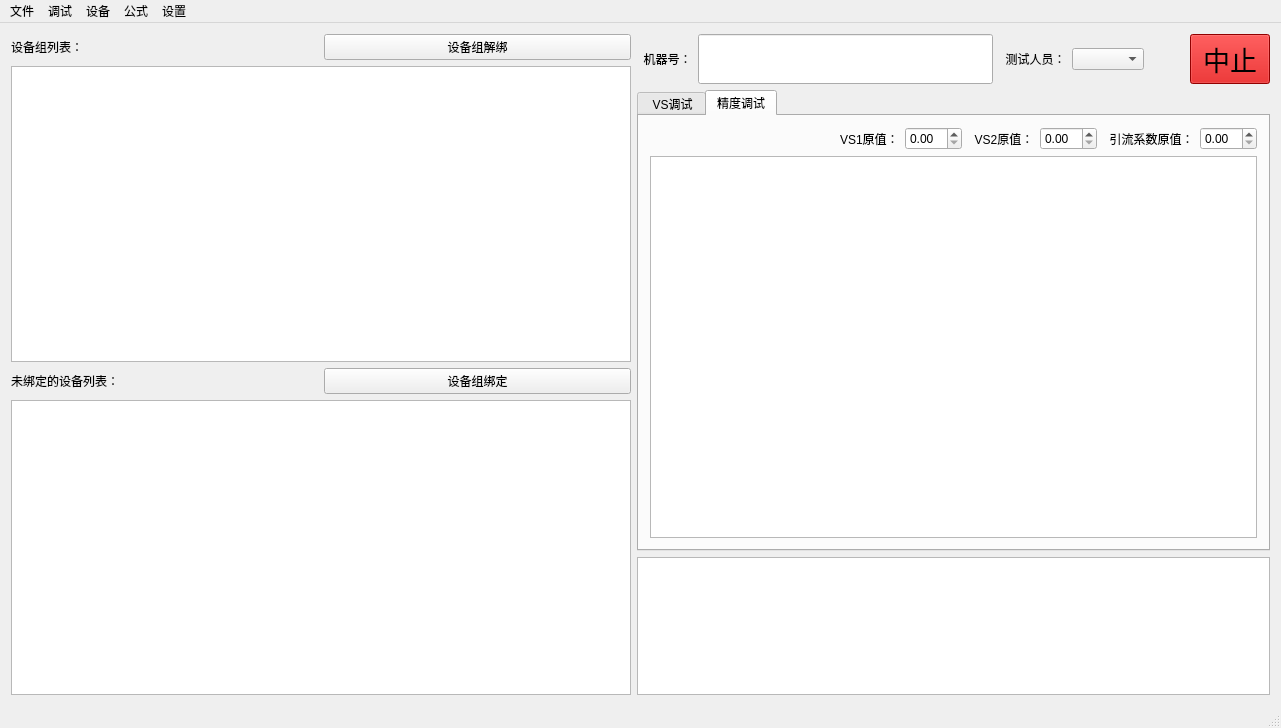
The window that mainwindow.ui (hooray1998/PCSoftware) describes before a commit, drawn with Qt 5.
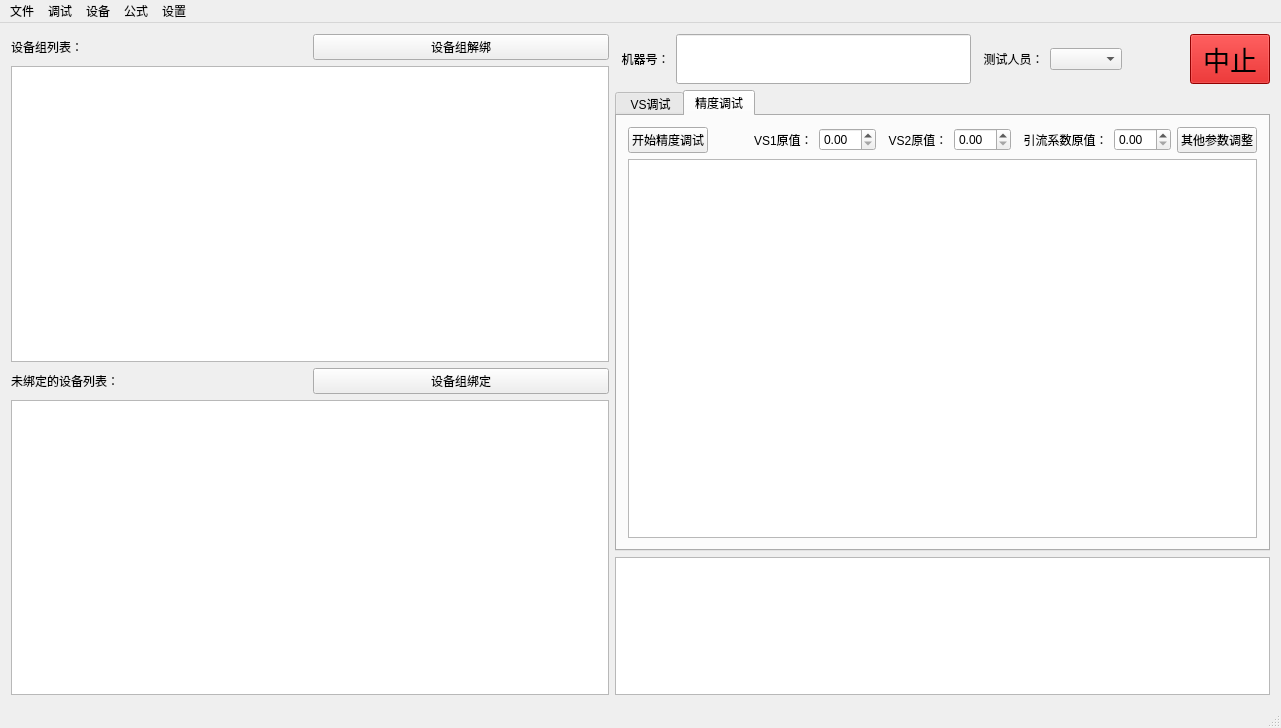
The same window after the commit. The open tabs and pages were chosen to show the change.

The edit to the form file:
```diff
--- a/mainwindow.ui
+++ b/mainwindow.ui
@@ -267,6 +267,13 @@
          <layout class="QVBoxLayout" name="verticalLayout_3">
           <item>
            <layout class="QHBoxLayout" name="horizontalLayout">
+            <item>
+             <widget class="QPushButton" name="pushButtonStartJingdu">
+              <property name="text">
+               <string>开始精度调试</string>
+              </property>
+             </widget>
+            </item>
             <item>
              <spacer name="horizontalSpacer_2">
               <property name="orientation">
@@ -313,6 +320,13 @@
             <item>
              <widget class="QDoubleSpinBox" name="doubleSpinBoxYinliuValue_jdmode"/>
             </item>
+            <item>
+             <widget class="QPushButton" name="pushButtonJingduConfig">
+              <property name="text">
+               <string>其他参数调整</string>
+              </property>
+             </widget>
+            </item>
            </layout>
           </item>
           <item>
```
Left out of the diff: 2 changed lines with no effect on the pictures.
